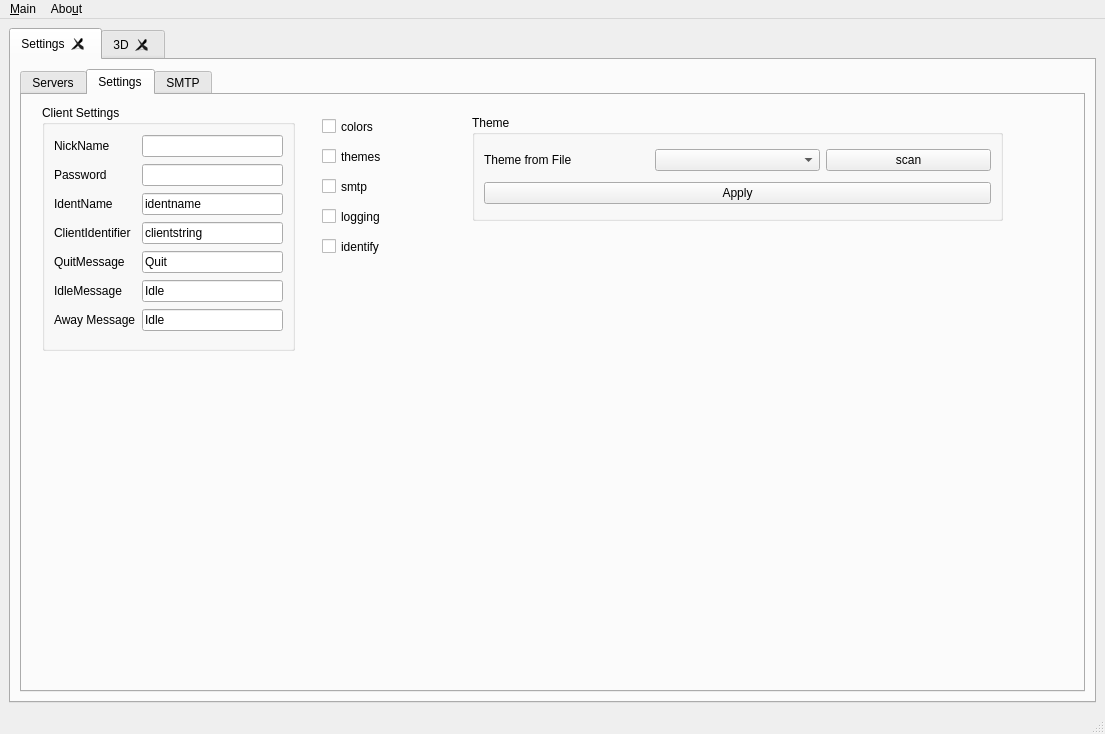
This is mainwindow.ui in netpipe/cannachat as Qt 5 draws it before an edit. The edited form follows.
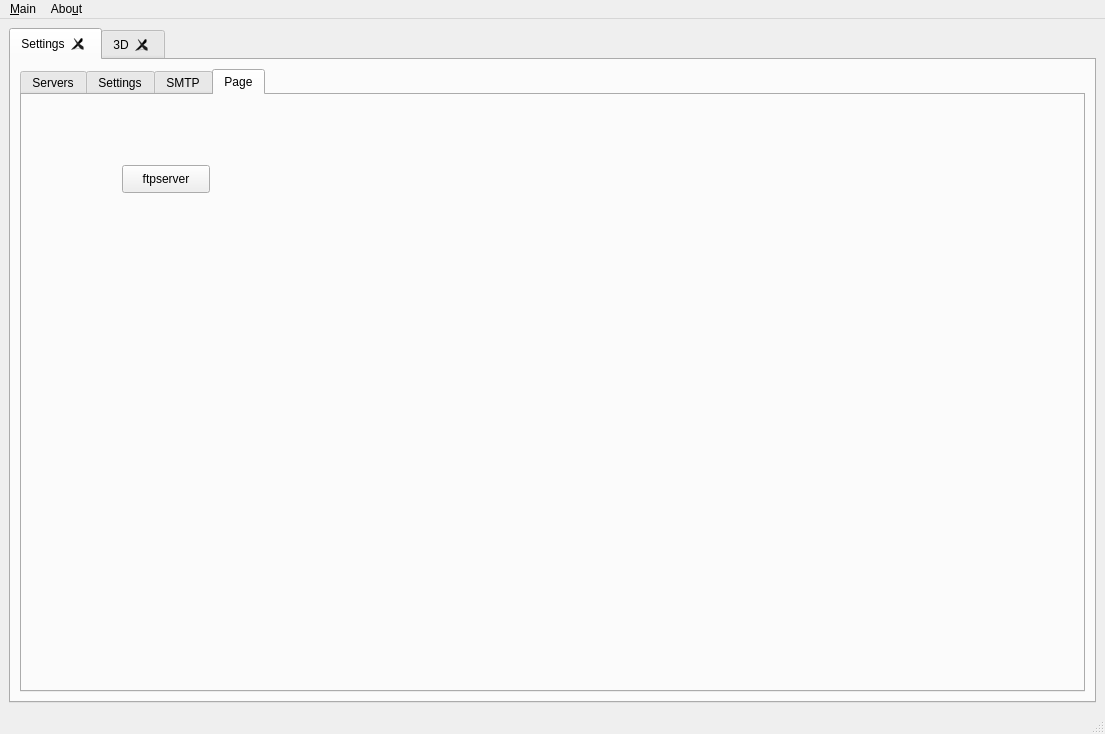
This is the edited form.

The edit to the form file:
```diff
--- a/mainwindow.ui
+++ b/mainwindow.ui
@@ -34,7 +34,7 @@
         <item row="0" column="0">
          <widget class="QTabWidget" name="tabWidget_2">
           <property name="currentIndex">
-           <number>1</number>
+           <number>3</number>
           </property>
           <widget class="QWidget" name="tab_2">
            <attribute name="title">
@@ -537,6 +537,24 @@
             </layout>
            </widget>
           </widget>
+          <widget class="QWidget" name="tab_5">
+           <attribute name="title">
+            <string>Page</string>
+           </attribute>
+           <widget class="QPushButton" name="ftpserver">
+            <property name="geometry">
+             <rect>
+              <x>100</x>
+              <y>70</y>
+              <width>88</width>
+              <height>28</height>
+             </rect>
+            </property>
+            <property name="text">
+             <string>ftpserver</string>
+            </property>
+           </widget>
+          </widget>
          </widget>
         </item>
        </layout>
```
